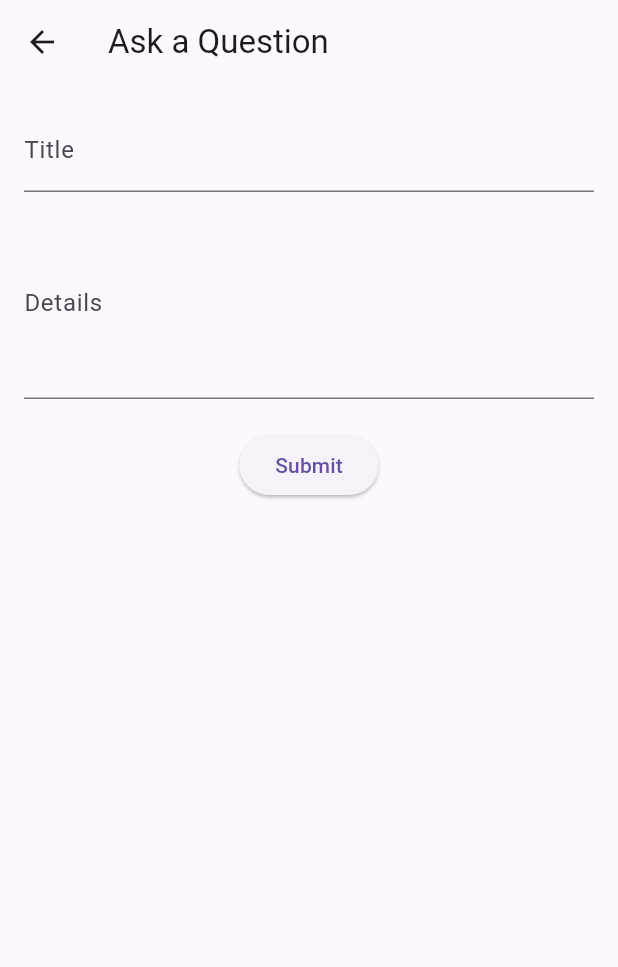
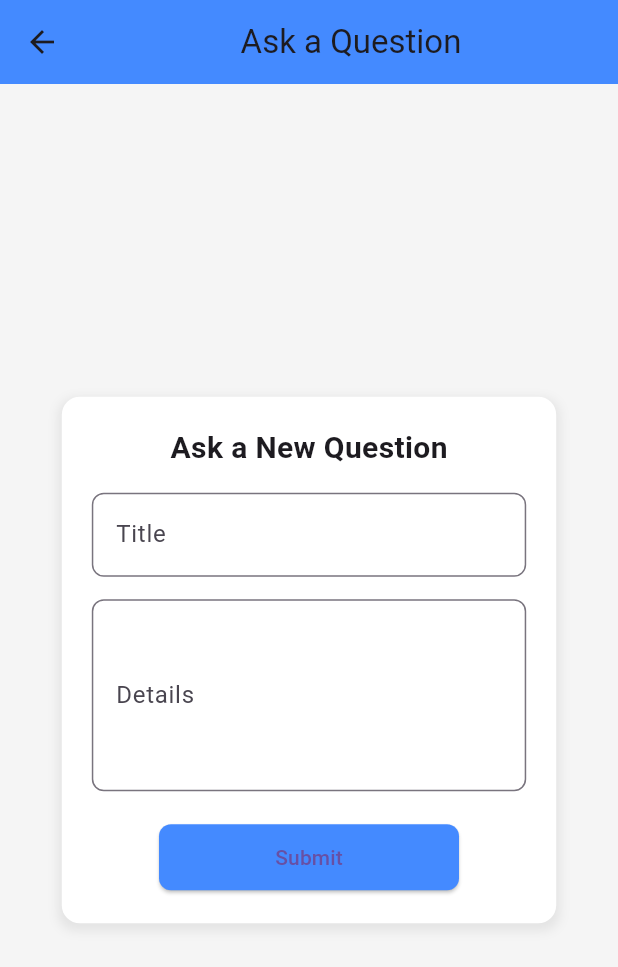
Before and after one commit to natia-cohen/QuickQA_frontend, a Flutter app: the screen it shows after launch, after a tap on the "add" icon, on a phone screen of 412 x 824 dp. Shown: the top 967 px of the screen. Run offline on Flutter 3.47's test engine with Material 3 defaults, Android fonts, the phone set to English and light mode, and no system bars; our stand-ins replace go_router; network calls fail.

Commit message:
Updated UI for AddQuestionScreen with better layout and styling

```diff
--- a/lib/main.dart
+++ b/lib/main.dart
@@ -26,7 +26,7 @@ class MyApp extends StatelessWidget {
       GoRoute(
         path: '/question/:id',
         builder: (context, state) {
-          String questionId = state.pathParameters['id']!; // ✅ שינוי כאן
+          String questionId = state.pathParameters['id']!;
           return QuestionDetailsScreen(questionId: questionId);
         },
       ),
--- a/lib/screens/add_question.dart
+++ b/lib/screens/add_question.dart
@@ -25,32 +25,79 @@ class _AddQuestionScreenState extends State<AddQuestionScreen> {
   @override
   Widget build(BuildContext context) {
     return Scaffold(
-      appBar: AppBar(title: Text("Ask a Question")),
-      body: Padding(
-        padding: EdgeInsets.all(16.0),
+      appBar: AppBar(
+        title: Center(child: Text("Ask a Question")),
+        backgroundColor: Colors.blueAccent,
+      ),
+      body: Center(
+        child: Container(
+          width: MediaQuery.of(context).size.width * 0.8,
+          padding: EdgeInsets.all(20.0),
+          decoration: BoxDecoration(
+            color: Colors.white,
+            borderRadius: BorderRadius.circular(12),
+            boxShadow: [
+              BoxShadow(
+                color: Colors.grey.withOpacity(0.2),
+                spreadRadius: 2,
+                blurRadius: 5,
+                offset: Offset(0, 3),
+              ),
+            ],
+          ),
           child: Column(
+            mainAxisSize: MainAxisSize.min,
             children: [
+              Text(
+                "Ask a New Question",
+                style: TextStyle(fontSize: 20, fontWeight: FontWeight.bold),
+              ),
+              SizedBox(height: 15),
               TextField(
                 controller: _titleController,
-              decoration: InputDecoration(labelText: "Title"),
+                decoration: InputDecoration(
+                  labelText: "Title",
+                  border: OutlineInputBorder(
+                    borderRadius: BorderRadius.circular(8),
                   ),
-            SizedBox(height: 10),
+                ),
+              ),
+              SizedBox(height: 15),
               TextField(
                 controller: _contentController,
-              decoration: InputDecoration(labelText: "Details"),
+                decoration: InputDecoration(
+                  labelText: "Details",
+                  border: OutlineInputBorder(
+                    borderRadius: BorderRadius.circular(8),
+                  ),
+                ),
                 maxLines: 4,
               ),
               SizedBox(height: 20),
-            ElevatedButton(
+              SizedBox(
+                width: 200,
+                child: ElevatedButton(
                   onPressed: _submitQuestion,
+                  style: ElevatedButton.styleFrom(
+                    padding: EdgeInsets.symmetric(vertical: 12),
+                    shape: RoundedRectangleBorder(
+                      borderRadius: BorderRadius.circular(8),
+                    ),
+                    backgroundColor: Colors.blueAccent,
+                  ),
                   child: Text("Submit"),
+                ),
               ),
             ],
           ),
         ),
+      ),
+      backgroundColor: Colors.grey[100], // רקע עדין לכל המסך
     );
   }
 }
+
+
 
 
 // import 'package:flutter/material.dart';
@@ -63,32 +110,36 @@ class _AddQuestionScreenState extends State<AddQuestionScreen> {
 // }
 
 // class _AddQuestionScreenState extends State<AddQuestionScreen> {
-//   final _titleController = TextEditingController();
-//   final _contentController = TextEditingController();
+//   final TextEditingController _titleController = TextEditingController();
+//   final TextEditingController _contentController = TextEditingController();
 
 //   void _submitQuestion() {
-//     if (_titleController.text.isNotEmpty && _contentController.text.isNotEmpty) {
-//       Provider.of<QuestionsProvider>(context, listen: false)
-//           .addQuestion(_titleController.text, _contentController.text);
-//       Navigator.pop(context);
+//     if (_titleController.text.isEmpty || _contentController.text.isEmpty) {
+//       return;
 //     }
+
+//     Provider.of<QuestionsProvider>(context, listen: false)
+//         .addQuestion(_titleController.text, _contentController.text);
+
+//     Navigator.pop(context);
 //   }
 
 //   @override
 //   Widget build(BuildContext context) {
 //     return Scaffold(
-//       appBar: AppBar(title: Text("Add a Question")),
+//       appBar: AppBar(title: Text("Ask a Question")),
 //       body: Padding(
 //         padding: EdgeInsets.all(16.0),
 //         child: Column(
 //           children: [
 //             TextField(
 //               controller: _titleController,
-//               decoration: InputDecoration(labelText: "Question Title"),
+//               decoration: InputDecoration(labelText: "Title"),
 //             ),
+//             SizedBox(height: 10),
 //             TextField(
 //               controller: _contentController,
-//               decoration: InputDecoration(labelText: "Question Content"),
+//               decoration: InputDecoration(labelText: "Details"),
 //               maxLines: 4,
 //             ),
 //             SizedBox(height: 20),
--- a/lib/screens/questions_list.dart
+++ b/lib/screens/questions_list.dart
@@ -20,27 +20,43 @@ class _QuestionsListScreenState extends State<QuestionsListScreen> {
   @override
   Widget build(BuildContext context) {
     return Scaffold(
-      appBar: AppBar(title: Text("Questions")),
-      body: Consumer<QuestionsProvider>(
+      appBar: AppBar(
+        title: Center(child: Text("Questions", style: TextStyle(fontSize: 24, fontWeight: FontWeight.bold))),
+        elevation: 0,
+        backgroundColor: Colors.deepPurple,
+      ),
+      body: Padding(
+        padding: EdgeInsets.symmetric(horizontal: 16, vertical: 10),
+        child: Consumer<QuestionsProvider>(
           builder: (context, provider, child) {
             if (provider.isLoading) return Center(child: CircularProgressIndicator());
-          if (provider.questions.isEmpty) return Center(child: Text("No questions found."));
+            if (provider.questions.isEmpty) return Center(child: Text("No questions found.", style: TextStyle(fontSize: 18, fontWeight: FontWeight.w500)));
 
-          return ListView.builder(
+            return ListView.separated(
               itemCount: provider.questions.length,
+              separatorBuilder: (context, index) => Divider(color: Colors.grey.shade300, thickness: 1), // מפריד בין שאלות
               itemBuilder: (context, index) {
                 var question = provider.questions[index];
 
-              return ListTile(
-                title: Text(question["title"] ?? "No title"),
-                subtitle: Text(question["content"] ?? "No content available"),
+                return Card(
+                  elevation: 3,
+                  shape: RoundedRectangleBorder(borderRadius: BorderRadius.circular(10)),
+                  child: ListTile(
+                    contentPadding: EdgeInsets.all(16),
+                    title: Text(question["title"] ?? "No title",
+                        style: TextStyle(fontSize: 18, fontWeight: FontWeight.bold, color: Colors.deepPurple)),
+                    subtitle: Text(question["content"] ?? "No content available",
+                        style: TextStyle(fontSize: 14, color: Colors.black87)),
+                    trailing: Icon(Icons.arrow_forward_ios, size: 16, color: Colors.deepPurple),
                     onTap: () {
-                  context.go('/question/${question["_id"]}'); // נווט עם ה-ID בנתיב
+                      context.go('/question/${question["_id"]}');
                     },
+                  ),
                 );
               },
             );
           },
+        ),
       ),
       floatingActionButton: FloatingActionButton(
         onPressed: () {
@@ -49,7 +65,8 @@ class _QuestionsListScreenState extends State<QuestionsListScreen> {
             MaterialPageRoute(builder: (context) => AddQuestionScreen()),
           );
         },
-        child: Icon(Icons.add),
+        backgroundColor: Colors.deepPurple,
+        child: Icon(Icons.add, size: 30, color: Colors.white),
       ),
     );
   }
@@ -58,8 +75,8 @@ class _QuestionsListScreenState extends State<QuestionsListScreen> {
 
 // import 'package:flutter/material.dart';
 // import 'package:provider/provider.dart';
+// import 'package:go_router/go_router.dart';
 // import '../providers/questions_provider.dart';
-// import 'question_details.dart';
 // import 'add_question.dart';
 
 // class QuestionsListScreen extends StatefulWidget {
@@ -71,7 +88,6 @@ class _QuestionsListScreenState extends State<QuestionsListScreen> {
 //   @override
 //   void initState() {
 //     super.initState();
-
 //     Future.microtask(() =>
 //         Provider.of<QuestionsProvider>(context, listen: false).loadQuestions());
 //   }
@@ -82,13 +98,8 @@ class _QuestionsListScreenState extends State<QuestionsListScreen> {
 //       appBar: AppBar(title: Text("Questions")),
 //       body: Consumer<QuestionsProvider>(
 //         builder: (context, provider, child) {
-//           if (provider.isLoading) {
-//             return Center(child: CircularProgressIndicator());
-//           }
-
-//           if (provider.questions == null || provider.questions.isEmpty) {
-//             return Center(child: Text("No questions found."));
-//           }
+//           if (provider.isLoading) return Center(child: CircularProgressIndicator());
+//           if (provider.questions.isEmpty) return Center(child: Text("No questions found."));
 
 //           return ListView.builder(
 //             itemCount: provider.questions.length,
@@ -99,19 +110,13 @@ class _QuestionsListScreenState extends State<QuestionsListScreen> {
 //                 title: Text(question["title"] ?? "No title"),
 //                 subtitle: Text(question["content"] ?? "No content available"),
 //                 onTap: () {
-//                   Navigator.push(
-//                     context,
-//                     MaterialPageRoute(
-//                       builder: (context) => QuestionDetailsScreen(question: question),
-//                     ),
-//                   );
+//                   context.go('/question/${question["_id"]}'); // נווט עם ה-ID בנתיב
 //                 },
 //               );
 //             },
 //           );
 //         },
 //       ),
-
 //       floatingActionButton: FloatingActionButton(
 //         onPressed: () {
 //           Navigator.push(
```
Also changed, not shown: lib/screens/question_details.dart (+73 -101 lines), lib/theme/styles.dart (added, +27 -0 lines). Lines whose indentation alone changed are shown as unchanged.
